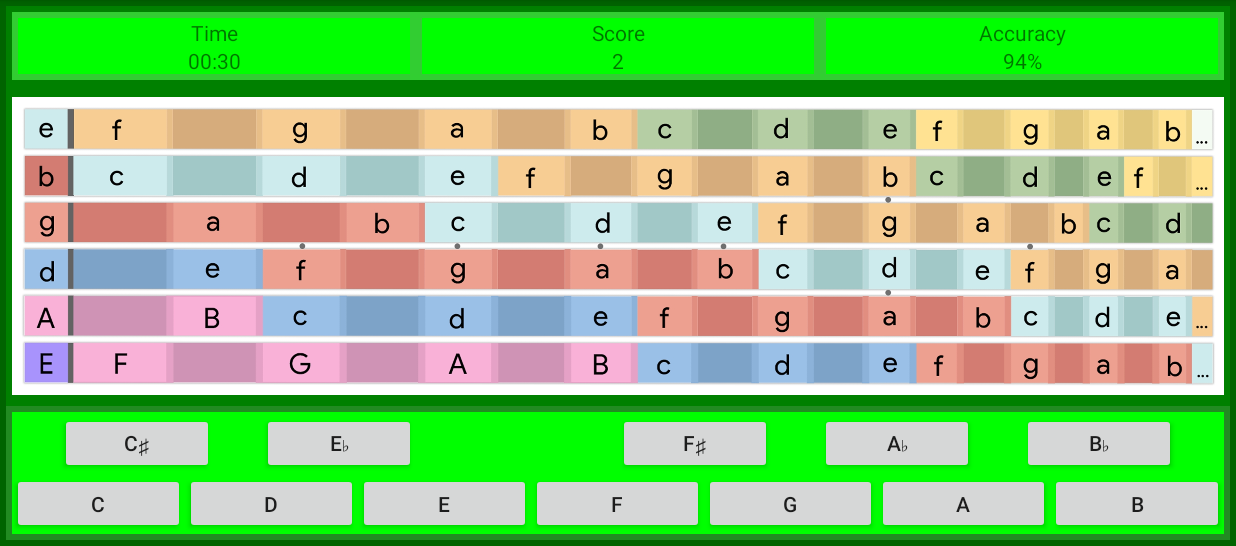
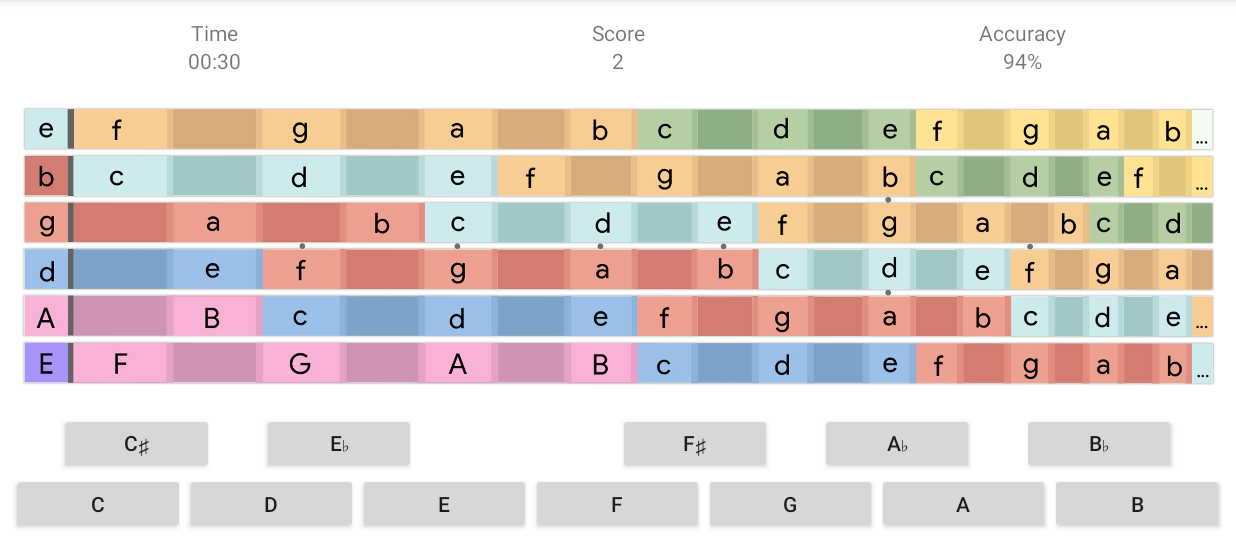
Before and after one commit to EdwinVanRooij/noteboard, an Android app: the screen it shows after launch (MainActivity), on a phone screen of 824 x 412 dp (held sideways), the part 72-618 px from its top. Run offline under Robolectric (Android 15) with nearby library versions, the phone set to English and light mode, and no system bars.

Commit message:
new color and idk what gradle is doing, should probably .gitignore those

```diff
--- a/app/src/main/res/values/colors.xml
+++ b/app/src/main/res/values/colors.xml
@@ -1,13 +1,20 @@
 <?xml version="1.0" encoding="utf-8"?>
 <resources>
-    <color name="green1">#006400	</color>
-    <color name="green2">#008000</color>
-    <color name="green3">#228B22</color>
-    <color name="green4">#32CD32</color>
-    <color name="green5">#00FF00</color>
-    <color name="green6">#7FFF00</color>
-    <color name="green7">#7CFC00</color>
-    <color name="colorPrimary">#008577</color>
-    <color name="colorPrimaryDark">#00574B</color>
-    <color name="colorAccent">#D81B60</color>
+  <!--<color name="green1">#006400</color>-->
+  <!--<color name="green2">#008000</color>-->
+  <!--<color name="green3">#228B22</color>-->
+  <!--<color name="green4">#32CD32</color>-->
+  <!--<color name="green5">#00FF00</color>-->
+  <!--<color name="green6">#7FFF00</color>-->
+  <!--<color name="green7">#7CFC00</color>-->
+  <color name="green1">#fff</color>
+  <color name="green2">#fff</color>
+  <color name="green3">#fff</color>
+  <color name="green4">#fff</color>
+  <color name="green5">#fff</color>
+  <color name="green6">#fff</color>
+  <color name="green7">#fff</color>
+  <color name="colorPrimary">#008577</color>
+  <color name="colorPrimaryDark">#00574B</color>
+  <color name="colorAccent">#D81B60</color>
 </resources>
```
